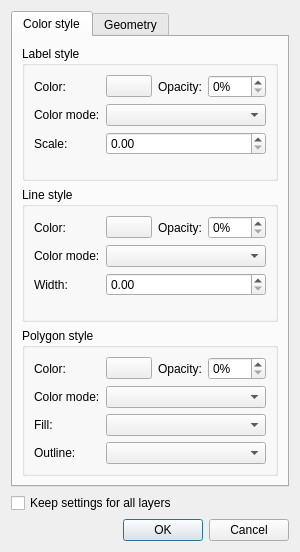
First picture: the form in qgskmlsettingsdialogbase.ui, repository nextgis/qgis2google, before the edit.
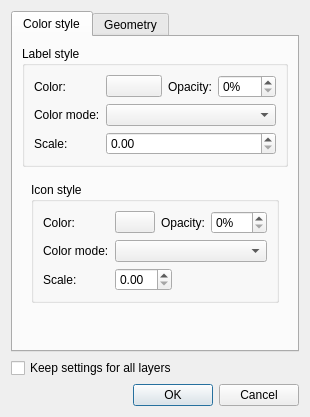
Second picture: the form after the edit. The open tabs and pages were chosen to show the change.

What changed in the file:
```diff
--- a/qgskmlsettingsdialogbase.ui
+++ b/qgskmlsettingsdialogbase.ui
@@ -6,8 +6,8 @@
    <rect>
     <x>0</x>
     <y>0</y>
-    <width>300</width>
-    <height>548</height>
+    <width>310</width>
+    <height>411</height>
    </rect>
   </property>
   <property name="sizePolicy">
@@ -18,7 +18,7 @@
   </property>
   <property name="minimumSize">
    <size>
-    <width>300</width>
+    <width>310</width>
     <height>0</height>
    </size>
   </property>
@@ -31,6 +31,12 @@
   <property name="windowTitle">
    <string>Dialog</string>
   </property>
+  <property name="sizeGripEnabled">
+   <bool>false</bool>
+  </property>
+  <property name="modal">
+   <bool>true</bool>
+  </property>
   <layout class="QVBoxLayout" name="verticalLayout">
    <item>
     <widget class="QTabWidget" name="tabWidget">
@@ -47,9 +53,12 @@
          <property name="title">
           <string>Label style</string>
          </property>
+         <property name="flat">
+          <bool>true</bool>
+         </property>
          <layout class="QFormLayout" name="formLayout">
           <item row="0" column="0">
-           <widget class="QLabel" name="lbLabelColor">
+           <widget class="QLabel" name="label_14">
             <property name="toolTip">
              <string>Set color of labels</string>
             </property>
@@ -95,7 +104,7 @@
             <item>
              <widget class="QSpinBox" name="sbxLabelOpacity">
               <property name="sizePolicy">
-               <sizepolicy hsizetype="Preferred" vsizetype="Fixed">
+               <sizepolicy hsizetype="Expanding" vsizetype="Fixed">
                 <horstretch>0</horstretch>
                 <verstretch>0</verstretch>
                </sizepolicy>
@@ -111,7 +120,7 @@
            </layout>
           </item>
           <item row="1" column="0">
-           <widget class="QLabel" name="lbLabelColorMode">
+           <widget class="QLabel" name="label_13">
             <property name="toolTip">
              <string>&lt;!DOCTYPE HTML PUBLIC &quot;-//W3C//DTD HTML 4.0//EN&quot; &quot;http://www.w3.org/TR/REC-html40/strict.dtd&quot;&gt;
 &lt;html&gt;&lt;head&gt;&lt;meta name=&quot;qrichtext&quot; content=&quot;1&quot; /&gt;&lt;style type=&quot;text/css&quot;&gt;
@@ -148,7 +157,7 @@
            </widget>
           </item>
           <item row="2" column="0">
-           <widget class="QLabel" name="lbLabelScale">
+           <widget class="QLabel" name="label_12">
             <property name="toolTip">
              <string>Resizes the label</string>
             </property>
@@ -180,10 +189,203 @@
         </widget>
        </item>
        <item>
+        <widget class="QStackedWidget" name="stackedWidgetColorStyle">
+         <property name="sizePolicy">
+          <sizepolicy hsizetype="Preferred" vsizetype="Preferred">
+           <horstretch>0</horstretch>
+           <verstretch>0</verstretch>
+          </sizepolicy>
+         </property>
+         <property name="frameShape">
+          <enum>QFrame::Box</enum>
+         </property>
+         <property name="lineWidth">
+          <number>-9</number>
+         </property>
+         <property name="currentIndex">
+          <number>2</number>
+         </property>
+         <widget class="QWidget" name="pgColorIconStyle">
+          <layout class="QVBoxLayout" name="verticalLayout_9">
+           <item>
+            <widget class="QGroupBox" name="gbIconStyle">
+             <property name="title">
+              <string>Icon style</string>
+             </property>
+             <property name="flat">
+              <bool>true</bool>
+             </property>
+             <layout class="QFormLayout" name="formLayout_7">
+              <property name="fieldGrowthPolicy">
+               <enum>QFormLayout::ExpandingFieldsGrow</enum>
+              </property>
+              <item row="0" column="0">
+               <widget class="QLabel" name="label_11">
+                <property name="text">
+                 <string>Color:</string>
+                </property>
+                <property name="buddy">
+                 <cstring>pbIconColor</cstring>
+                </property>
+               </widget>
+              </item>
+              <item row="0" column="1">
+               <layout class="QHBoxLayout" name="horizontalLayout_4">
+                <item>
+                 <widget class="QPushButton" name="pbIconColor">
+                  <property name="sizePolicy">
+                   <sizepolicy hsizetype="MinimumExpanding" vsizetype="Fixed">
+                    <horstretch>0</horstretch>
+                    <verstretch>0</verstretch>
+                   </sizepolicy>
+                  </property>
+                  <property name="autoFillBackground">
+                   <bool>true</bool>
+                  </property>
+                  <property name="text">
+                   <string/>
+                  </property>
+                  <property name="checkable">
+                   <bool>false</bool>
+                  </property>
+                  <property name="checked">
+                   <bool>false</bool>
+                  </property>
+                  <property name="autoDefault">
+                   <bool>false</bool>
+                  </property>
+                 </widget>
+                </item>
+                <item>
+                 <widget class="QLabel" name="label_4">
+                  <property name="text">
+                   <string>Opacity:</string>
+                  </property>
+                  <property name="buddy">
+                   <cstring>sbxIconOpacity</cstring>
+                  </property>
+                 </widget>
+                </item>
+                <item>
+                 <widget class="QSpinBox" name="sbxIconOpacity">
+                  <property name="sizePolicy">
+                   <sizepolicy hsizetype="Expanding" vsizetype="Fixed">
+                    <horstretch>0</horstretch>
+                    <verstretch>0</verstretch>
+                   </sizepolicy>
+                  </property>
+                  <property name="suffix">
+                   <string>%</string>
+                  </property>
+                  <property name="maximum">
+                   <number>100</number>
+                  </property>
+                 </widget>
+                </item>
+               </layout>
+              </item>
+              <item row="1" column="0">
+               <widget class="QLabel" name="label_10">
+                <property name="text">
+                 <string>Color mode:</string>
+                </property>
+                <property name="buddy">
+                 <cstring>cbIconColorMode</cstring>
+                </property>
+               </widget>
+              </item>
+              <item row="1" column="1">
+               <widget class="QComboBox" name="cbIconColorMode">
+                <property name="sizePolicy">
+                 <sizepolicy hsizetype="Expanding" vsizetype="Fixed">
+                  <horstretch>0</horstretch>
+                  <verstretch>0</verstretch>
+                 </sizepolicy>
+                </property>
+                <property name="maximumSize">
+                 <size>
+                  <width>16777215</width>
+                  <height>16777215</height>
+                 </size>
+                </property>
+               </widget>
+              </item>
+              <item row="2" column="0">
+               <widget class="QLabel" name="label_9">
+                <property name="toolTip">
+                 <string>Resizes the label</string>
+                </property>
+                <property name="text">
+                 <string>Scale:</string>
+                </property>
+                <property name="buddy">
+                 <cstring>dsbIconScale</cstring>
+                </property>
+               </widget>
+              </item>
+              <item row="2" column="1">
+               <widget class="QDoubleSpinBox" name="dsbIconScale">
+                <property name="sizePolicy">
+                 <sizepolicy hsizetype="Preferred" vsizetype="Fixed">
+                  <horstretch>0</horstretch>
+                  <verstretch>0</verstretch>
+                 </sizepolicy>
+                </property>
+                <property name="maximum">
+                 <double>10.000000000000000</double>
+                </property>
+                <property name="value">
+                 <double>0.000000000000000</double>
+                </property>
+               </widget>
+              </item>
+             </layout>
+            </widget>
+           </item>
+           <item>
+            <spacer name="verticalSpacer_4">
+             <property name="orientation">
+              <enum>Qt::Vertical</enum>
+             </property>
+             <property name="sizeHint" stdset="0">
+              <size>
+               <width>20</width>
+               <height>40</height>
+              </size>
+             </property>
+            </spacer>
+           </item>
+           <item>
+            <spacer name="verticalSpacer">
+             <property name="orientation">
+              <enum>Qt::Vertical</enum>
+             </property>
+             <property name="sizeType">
+              <enum>QSizePolicy::Fixed</enum>
+             </property>
+             <property name="sizeHint" stdset="0">
+              <size>
+               <width>20</width>
+               <height>0</height>
+              </size>
+             </property>
+            </spacer>
+           </item>
+          </layout>
+         </widget>
+         <widget class="QWidget" name="pgColorLineStyle">
+          <layout class="QVBoxLayout" name="verticalLayout_7">
+           <item>
         <widget class="QGroupBox" name="gbLineStyle">
          <property name="title">
           <string>Line style</string>
          </property>
+             <property name="alignment">
+              <set>Qt::AlignLeading|Qt::AlignLeft|Qt::AlignVCenter</set>
+             </property>
+             <property name="flat">
+              <bool>true</bool>
+             </property>
          <layout class="QFormLayout" name="formLayout_2">
           <item row="0" column="0">
            <widget class="QLabel" name="lbLineColor">
@@ -232,7 +434,7 @@
             <item>
              <widget class="QSpinBox" name="sbxLineOpacity">
               <property name="sizePolicy">
-               <sizepolicy hsizetype="Preferred" vsizetype="Fixed">
+                   <sizepolicy hsizetype="Expanding" vsizetype="Fixed">
                 <horstretch>0</horstretch>
                 <verstretch>0</verstretch>
                </sizepolicy>
@@ -314,11 +516,34 @@
         </widget>
        </item>
        <item>
+            <spacer name="verticalSpacer_3">
+             <property name="orientation">
+              <enum>Qt::Vertical</enum>
+             </property>
+             <property name="sizeHint" stdset="0">
+              <size>
+               <width>20</width>
+               <height>40</height>
+              </size>
+             </property>
+            </spacer>
+           </item>
+          </layout>
+         </widget>
+         <widget class="QWidget" name="pgColorPolyStyle">
+          <layout class="QVBoxLayout" name="verticalLayout_8">
+           <item>
         <widget class="QGroupBox" name="gbPolyStyle">
          <property name="title">
           <string>Polygon style</string>
          </property>
+             <property name="flat">
+              <bool>true</bool>
+             </property>
          <layout class="QFormLayout" name="formLayout_3">
+              <property name="fieldGrowthPolicy">
+               <enum>QFormLayout::ExpandingFieldsGrow</enum>
+              </property>
           <item row="0" column="0">
            <widget class="QLabel" name="lbPolyColor">
             <property name="toolTip">
@@ -372,7 +597,7 @@
             <item>
              <widget class="QSpinBox" name="sbxPolyOpacity">
               <property name="sizePolicy">
-               <sizepolicy hsizetype="Preferred" vsizetype="Fixed">
+                   <sizepolicy hsizetype="Expanding" vsizetype="Fixed">
                 <horstretch>0</horstretch>
                 <verstretch>0</verstretch>
                </sizepolicy>
@@ -475,16 +700,36 @@
        </item>
       </layout>
      </widget>
+        </widget>
+       </item>
+      </layout>
+     </widget>
      <widget class="QWidget" name="tabGeometry">
       <attribute name="title">
        <string>Geometry</string>
       </attribute>
       <layout class="QVBoxLayout" name="verticalLayout_3">
        <item>
+        <widget class="QStackedWidget" name="stackedWidgetGeometry">
+         <property name="frameShape">
+          <enum>QFrame::Box</enum>
+         </property>
+         <property name="lineWidth">
+          <number>-9</number>
+         </property>
+         <property name="currentIndex">
+          <number>0</number>
+         </property>
+         <widget class="QWidget" name="pgGeomPoint">
+          <layout class="QVBoxLayout" name="verticalLayout_4">
+           <item>
         <widget class="QGroupBox" name="gbPoint">
          <property name="title">
           <string>Point</string>
          </property>
+             <property name="flat">
+              <bool>true</bool>
+             </property>
          <layout class="QFormLayout" name="formLayout_4">
           <item row="0" column="0">
            <widget class="QLabel" name="lbPointExtrude">
@@ -564,11 +809,18 @@
          </layout>
         </widget>
        </item>
+          </layout>
+         </widget>
+         <widget class="QWidget" name="pgGeomLine">
+          <layout class="QVBoxLayout" name="verticalLayout_5">
        <item>
         <widget class="QGroupBox" name="gbLine">
          <property name="title">
           <string>Line</string>
          </property>
+             <property name="flat">
+              <bool>true</bool>
+             </property>
          <layout class="QFormLayout" name="formLayout_5">
           <item row="0" column="0">
            <widget class="QLabel" name="lbLineExtrude">
@@ -671,11 +923,18 @@
          </layout>
         </widget>
        </item>
+          </layout>
+         </widget>
+         <widget class="QWidget" name="pgGeomPoly">
+          <layout class="QVBoxLayout" name="verticalLayout_6">
        <item>
         <widget class="QGroupBox" name="gbPolygon">
          <property name="title">
           <string>Polygon</string>
          </property>
+             <property name="flat">
+              <bool>true</bool>
+             </property>
          <layout class="QFormLayout" name="formLayout_6">
           <property name="fieldGrowthPolicy">
            <enum>QFormLayout::ExpandingFieldsGrow</enum>
@@ -786,6 +1045,23 @@
     </widget>
    </item>
    <item>
+        <spacer name="verticalSpacer_2">
+         <property name="orientation">
+          <enum>Qt::Vertical</enum>
+         </property>
+         <property name="sizeHint" stdset="0">
+          <size>
+           <width>20</width>
+           <height>40</height>
+          </size>
+         </property>
+        </spacer>
+       </item>
+      </layout>
+     </widget>
+    </widget>
+   </item>
+   <item>
     <widget class="QCheckBox" name="chbSettingsForAllLayers">
      <property name="toolTip">
       <string>If checked the settings will be applied for all layers else settings will be used for layers separeted</string>
```
Left out of the diff: 6 changed lines with no effect on the pictures. Lines whose indentation alone changed are shown as unchanged.
